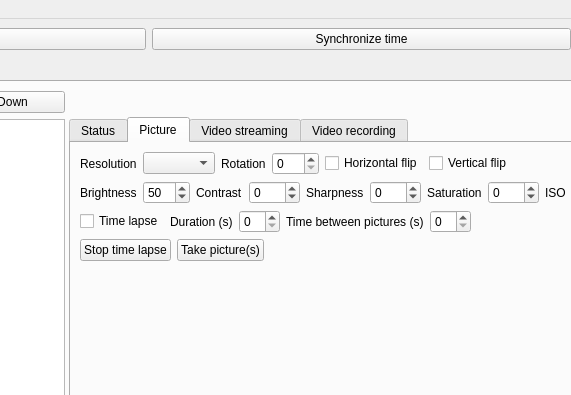
This is src/coordinator/coordinator.ui in olivierfriard/raspberry_video-recording_coordinator as Qt 5 draws it before an edit; both pictures show x 281 to 852 and y 0 to 395 of the 1285 by 889 pixel window. The edited form follows.
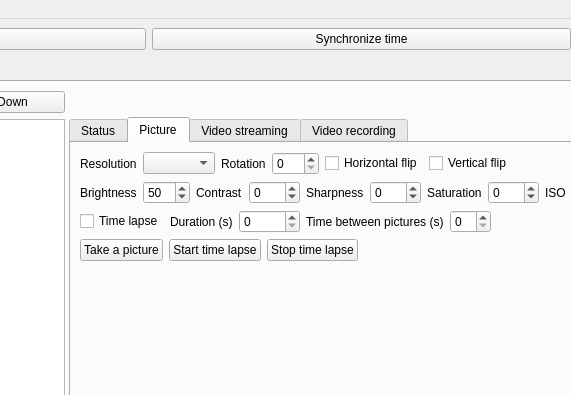
This is the edited form. The open tabs and pages were chosen to show the change.

```diff
--- a/src/coordinator/coordinator.ui
+++ b/src/coordinator/coordinator.ui
@@ -557,7 +557,11 @@
                    </widget>
                   </item>
                   <item>
-                   <widget class="QSpinBox" name="time_lapse_duration_sb"/>
+                   <widget class="QSpinBox" name="time_lapse_duration_sb">
+                    <property name="maximum">
+                     <number>99999</number>
+                    </property>
+                   </widget>
                   </item>
                   <item>
                    <widget class="QLabel" name="label_21">
@@ -586,6 +590,20 @@
                 </item>
                 <item>
                  <layout class="QHBoxLayout" name="horizontalLayout_15">
+                  <item>
+                   <widget class="QPushButton" name="take_picture_pb">
+                    <property name="text">
+                     <string>Take a picture</string>
+                    </property>
+                   </widget>
+                  </item>
+                  <item>
+                   <widget class="QPushButton" name="start_time_lapse_pb">
+                    <property name="text">
+                     <string>Start time lapse</string>
+                    </property>
+                   </widget>
+                  </item>
                   <item>
                    <widget class="QPushButton" name="stop_time_lapse_pb">
                     <property name="text">
@@ -593,13 +611,6 @@
                     </property>
                    </widget>
                   </item>
-                  <item>
-                   <widget class="QPushButton" name="take_picture_pb">
-                    <property name="text">
-                     <string>Take picture(s)</string>
-                    </property>
-                   </widget>
-                  </item>
                   <item>
                    <spacer name="horizontalSpacer_5">
                     <property name="orientation">
```
Left out of the diff: 2 changed lines with no effect on the pictures.
